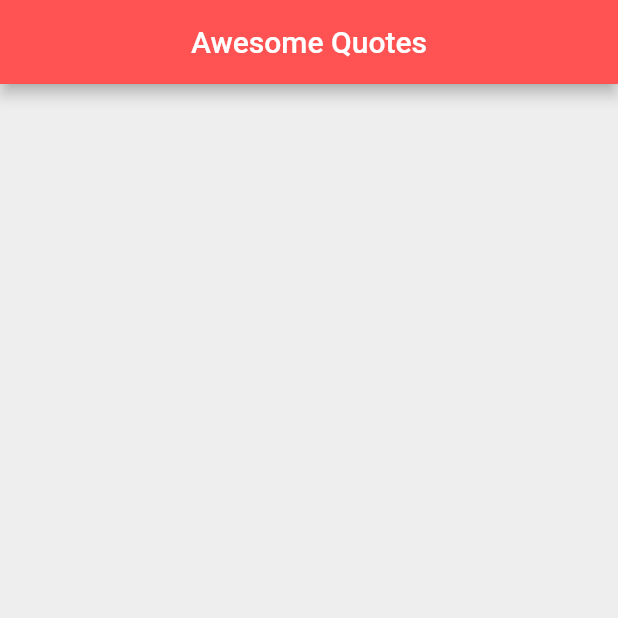
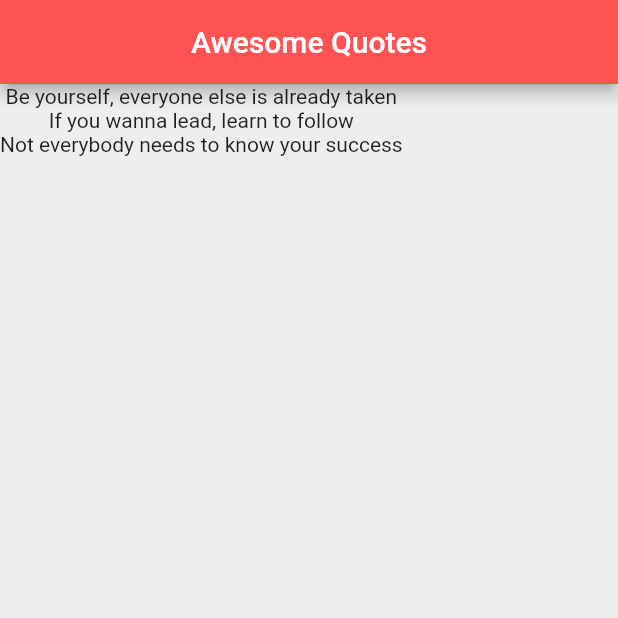
Before and after one commit to navishkauoc/learning_flutter_yt, a Flutter app: the screen it shows after launch, on a phone screen of 412 x 824 dp, the top half of it. Run offline on Flutter 3.47's test engine with Material 2 defaults, Android fonts, the phone set to English and light mode, and no system bars.

Commit message:
Using map() function to print the quotes

```diff
--- a/quote_generator/lib/main.dart
+++ b/quote_generator/lib/main.dart
@@ -28,6 +28,9 @@ class _QuoteListState extends State<QuoteList> {
         centerTitle: true,
         backgroundColor: Colors.redAccent,
       ),
+      body: Column(
+        children: quotes.map((quote) => Text(quote)).toList(),
+      ),
     );
   }
 }
```
